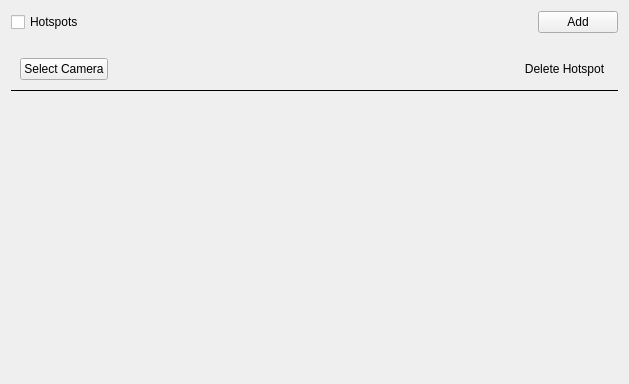
Before: the Qt Designer form vms/client/nx_vms_client_desktop/src/nx/vms/client/desktop/resource_properties/camera/widgets/camera_hotspots_settings_widget.ui in networkoptix/nx_open, drawn with Qt 5.
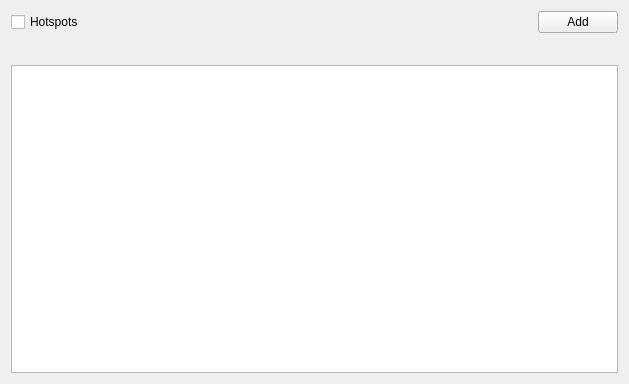
After: the same form once the commit is applied. Custom widgets are drawn as their Qt base class.

Commit message: VMS-36929: Implement table editor for hotspots in the Camera Settings dialog

```diff
--- a/vms/client/nx_vms_client_desktop/src/nx/vms/client/desktop/resource_properties/camera/widgets/camera_hotspots_settings_widget.ui
+++ b/vms/client/nx_vms_client_desktop/src/nx/vms/client/desktop/resource_properties/camera/widgets/camera_hotspots_settings_widget.ui
@@ -10,7 +10,7 @@
     <height>384</height>
    </rect>
   </property>
-  <layout class="QVBoxLayout" name="widgetLayout">
+  <layout class="QVBoxLayout" name="widgetLayout" stretch="0,0,1">
    <property name="spacing">
     <number>16</number>
    </property>
@@ -46,76 +46,23 @@
     </layout>
    </item>
    <item>
-    <layout class="QVBoxLayout" name="hotspotsEditorLayout">
-     <property name="spacing">
-      <number>0</number>
-     </property>
-     <property name="sizeConstraint">
-      <enum>QLayout::SetMinimumSize</enum>
-     </property>
-     <item>
-      <widget class="nx::vms::client::desktop::CameraHotspotsEditorWidget" name="hotspotsEditorWidget" native="true"/>
-     </item>
-     <item>
-      <widget class="QWidget" name="hotspotEditControlsPanel" native="true">
-       <layout class="QHBoxLayout" name="hotspotEditControlsLayout">
-        <item>
-         <widget class="QPushButton" name="selectCameraButton">
-          <property name="text">
-           <string>Select Camera</string>
-          </property>
-         </widget>
-        </item>
-        <item>
-         <spacer name="hotspotEditControlsHorizontalSpacer">
-          <property name="orientation">
-           <enum>Qt::Horizontal</enum>
-          </property>
-          <property name="sizeHint" stdset="0">
-           <size>
-            <width>0</width>
-            <height>0</height>
-           </size>
-          </property>
-         </spacer>
-        </item>
-        <item>
-         <widget class="QPushButton" name="deleteHotspotButton">
-          <property name="text">
-           <string>Delete Hotspot</string>
-          </property>
-          <property name="flat">
-           <bool>true</bool>
-          </property>
-         </widget>
-        </item>
-       </layout>
-      </widget>
-     </item>
-     <item>
-      <widget class="Line" name="hotspotsEditorBottomLine">
-       <property name="frameShadow">
-        <enum>QFrame::Plain</enum>
-       </property>
-       <property name="orientation">
-        <enum>Qt::Horizontal</enum>
-       </property>
-      </widget>
-     </item>
-    </layout>
+    <widget class="nx::vms::client::desktop::CameraHotspotsEditorWidget" name="hotspotsEditorWidget" native="true"/>
    </item>
    <item>
-    <spacer name="widgetVerticalSpacer">
-     <property name="orientation">
-      <enum>Qt::Vertical</enum>
+    <widget class="QTreeView" name="hotspotsItemView">
+     <property name="rootIsDecorated">
+      <bool>false</bool>
      </property>
-     <property name="sizeHint" stdset="0">
-      <size>
-       <width>0</width>
-       <height>0</height>
-      </size>
+     <property name="itemsExpandable">
+      <bool>false</bool>
      </property>
-    </spacer>
+     <property name="expandsOnDoubleClick">
+      <bool>false</bool>
+     </property>
+     <attribute name="headerStretchLastSection">
+      <bool>false</bool>
+     </attribute>
+    </widget>
    </item>
   </layout>
  </widget>
```
The commit also changes 14 other files.
